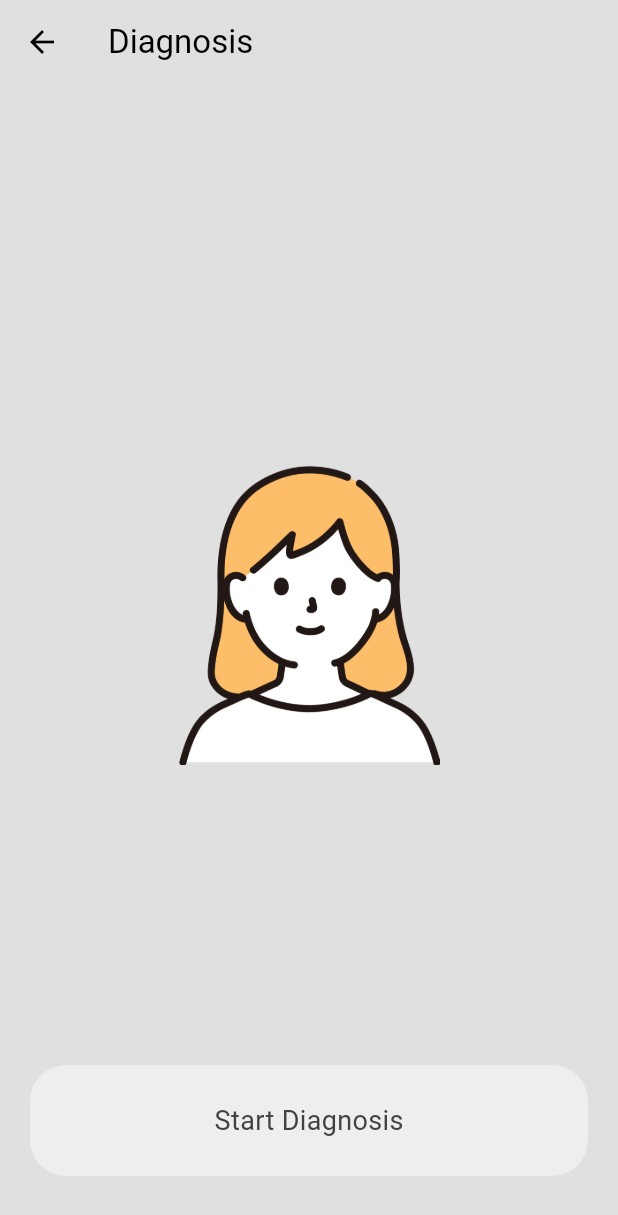
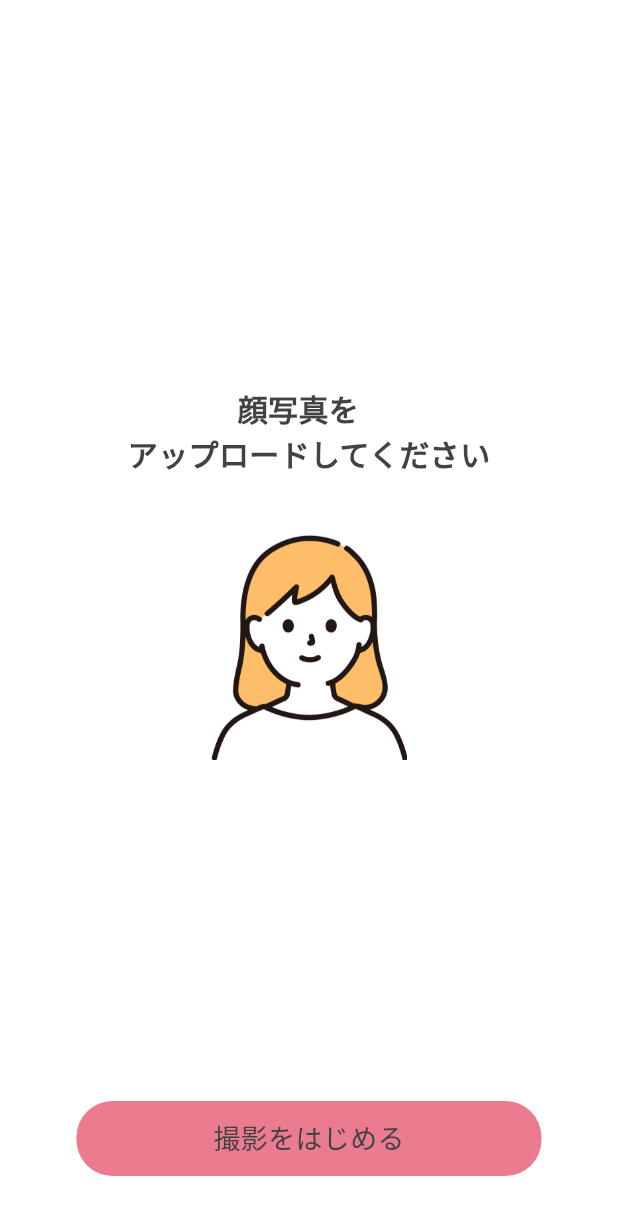
Before and after one commit to Shivansh722/reme, a Flutter app: the screen it shows after launch, after a tap on "Start Diagnosis", on a phone screen of 412 x 824 dp. Shown: the top 1215 px of the screen. Run offline on Flutter 3.47's test engine with Material 3 defaults, Android fonts, the phone set to English and light mode, and no system bars; our stand-ins replace firebase_auth, firebase_core, flutter_dotenv, google_sign_in, image_picker, permission_handler; missing offline and left inert: flutter_line_sdk, google_mlkit_face_detection; accounts and stored records are empty.

Commit message:
feat: start diagnosis screen

```diff
--- a/reme/lib/core/theme/light_mode.dart
+++ b/reme/lib/core/theme/light_mode.dart
@@ -4,9 +4,9 @@ import 'package:flutter/material.dart';
 ThemeData lightMode = ThemeData(
   brightness: Brightness.light,
   colorScheme: ColorScheme.light(
-    primary: Colors.grey.shade200, // Primary color
+    primary: Color(0xFFEB7B8F), // Primary color
     secondary: Colors.grey.shade400, // Secondary color
-    background: Colors.grey.shade300, // Background color
+    background: Colors.white, // Background color
     inversePrimary: Colors.grey.shade800, // Inverse primary color
     onBackground: Colors.black,
     tertiary: Colors.blue,// Text color on background
--- a/reme/lib/main.dart
+++ b/reme/lib/main.dart
@@ -7,6 +7,7 @@ import 'package:reme/src/features/auth/Views/login_or_register.dart';
 import 'package:reme/src/features/auth/Views/registerView.dart';
 import 'package:firebase_core/firebase_core.dart';
 import 'package:reme/src/features/home/views/homeView_main.dart';
+import 'package:reme/src/features/splashView.dart'; // Add this import
 import 'firebase_options.dart';
 import 'package:flutter_dotenv/flutter_dotenv.dart';
 
@@ -33,9 +34,8 @@ class MyApp extends StatelessWidget {
     return MaterialApp(
       debugShowCheckedModeBanner: false,
       title: 'Flutter Demo',
-      theme:lightMode,
-      home:  Authgate(),
-      //keep here authgate later
+      theme: lightMode,
+      home: const Splashview(), // Change this to Splashview
     );
   }
 }
--- a/reme/lib/src/features/diagnosis/views/diagnosisView.dart
+++ b/reme/lib/src/features/diagnosis/views/diagnosisView.dart
@@ -19,21 +19,30 @@ class DiagnosisView extends StatelessWidget {
   Widget build(BuildContext context) {
     return Scaffold(
       backgroundColor: Theme.of(context).colorScheme.background,
-      appBar: AppBar(
-        title: const Text('Diagnosis'),
-        backgroundColor: Colors.transparent,
-        elevation: 0,
-      ),
+
       body: Stack(
         children: [
           Center(
             child: Column(
               mainAxisAlignment: MainAxisAlignment.center,
               children: [
+
+                //text
+                const Text(
+                  '              顔写真を\nアップロードしてください',
+                  style: TextStyle(
+                    fontSize: 20,
+                    fontWeight: FontWeight.w600,
+                  ),
+                ),
+
+                const SizedBox(height: 40),
+
+                //image
                 Image.asset(
                   'lib/assets/images/img.png',
-                  width: 200,
-                  height: 200,
+                  width: 150,
+                  height: 150,
                 ),
                 const SizedBox(height: 60),
               ],
@@ -47,7 +56,7 @@ class DiagnosisView extends StatelessWidget {
               child: Padding(
                 padding: const EdgeInsets.symmetric(horizontal: 20.0),
                 child: Custombutton(
-                  text: 'Start Diagnosis',
+                  text: '撮影をはじめる',
                   onTap: () => cameraDiagnosis(context),
                 ),
               ),
--- a/reme/lib/src/features/splashView.dart
+++ b/reme/lib/src/features/splashView.dart
@@ -32,8 +32,8 @@ class _SplashviewState extends State<Splashview> {
           children: [
             Image.asset(
               'lib/assets/images/logo.png',
-              width: 200,
-              height: 200,
+              width: 400,
+              height: 400,
             ),
           ],
         ),
--- a/reme/lib/src/widgets/customButton.dart
+++ b/reme/lib/src/widgets/customButton.dart
@@ -18,12 +18,15 @@ class Custombutton extends StatelessWidget {
       onTap: onTap,
       child: Container(
 
+        width: 310,
+        height: 50,
+
 
         decoration: BoxDecoration(
           color: Theme.of(context).colorScheme.primary,
           borderRadius: BorderRadius.circular(24),
         ),
-        padding: const EdgeInsets.all(24),
+
         child: Center(
           child: Text(
             text,
```
